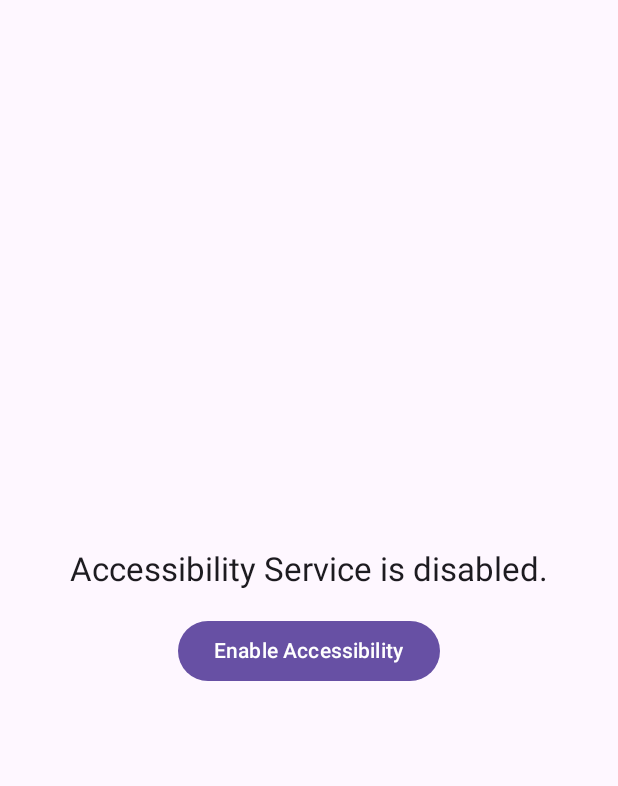
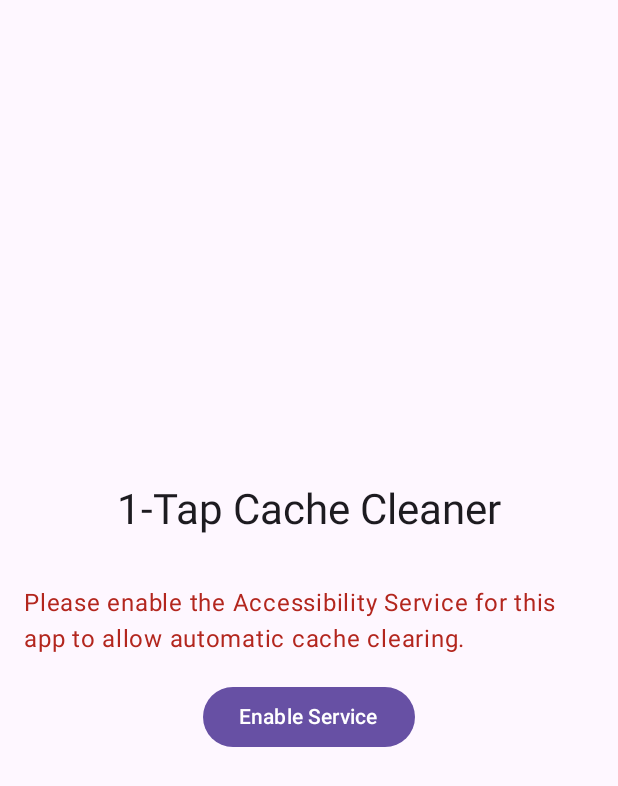
Before and after one commit to sharjeel-maker/cache-cleaner, an Android app built with Jetpack Compose: the screen it shows after launch (MainActivity), on a phone screen of 412 x 824 dp. Shown: the top 786 px of the screen. Run offline under Robolectric (Android 15) with nearby library versions, the phone set to English and light mode, and no system bars.

Commit message:
Update MainActivity.kt

```diff
--- a/app/src/main/kotlin/com/example/onetapcleaner/MainActivity.kt
+++ b/app/src/main/kotlin/com/example/onetapcleaner/MainActivity.kt
@@ -1,23 +1,19 @@
 package com.example.onetapcleaner
 
-import android.accessibilityservice.AccessibilityServiceInfo
 import android.content.Context
 import android.content.Intent
 import android.content.pm.ApplicationInfo
 import android.content.pm.PackageManager
 import android.os.Bundle
 import android.provider.Settings
-import android.view.accessibility.AccessibilityManager
 import androidx.activity.ComponentActivity
 import androidx.activity.compose.setContent
-import androidx.activity.enableEdgeToEdge
 import androidx.compose.foundation.layout.*
 import androidx.compose.material3.*
 import androidx.compose.runtime.*
 import androidx.compose.ui.Alignment
 import androidx.compose.ui.Modifier
 import androidx.compose.ui.unit.dp
-import com.example.onetapcleaner.ui.theme._1TapCleanerTheme
 import kotlinx.coroutines.Dispatchers
 import kotlinx.coroutines.launch
 import kotlinx.coroutines.withContext
@@ -25,9 +21,8 @@ import kotlinx.coroutines.withContext
 class MainActivity : ComponentActivity() {
     override fun onCreate(savedInstanceState: Bundle?) {
         super.onCreate(savedInstanceState)
-        enableEdgeToEdge()
         setContent {
-            _1TapCleanerTheme {
+            MaterialTheme {
                 Surface(
                     modifier = Modifier.fillMaxSize(),
                     color = MaterialTheme.colorScheme.background
@@ -39,11 +34,36 @@ class MainActivity : ComponentActivity() {
     }
 }
 
+fun checkAccessibility(context: Context): Boolean {
+    var accessibilityEnabled = 0
+    try {
+        accessibilityEnabled = Settings.Secure.getInt(
+            context.contentResolver,
+            Settings.Secure.ACCESSIBILITY_ENABLED
+        )
+    } catch (e: Settings.SettingNotFoundException) {
+        e.printStackTrace()
+    }
+
+    if (accessibilityEnabled == 1) {
+        val settingValue = Settings.Secure.getString(
+            context.contentResolver,
+            Settings.Secure.ENABLED_ACCESSIBILITY_SERVICES
+        )
+        if (settingValue != null) {
+            return settingValue.contains(context.packageName)
+        }
+    }
+    return false
+}
+
 @Composable
 fun CleanerScreen(context: Context) {
     var isAccessibilityEnabled by remember { mutableStateOf(checkAccessibility(context)) }
     var appsToClean by remember { mutableStateOf(emptyList<String>()) }
     var isLoadingApps by remember { mutableStateOf(false) }
+    var isCleaning by remember { mutableStateOf(CacheCleanerService.isCleaning) }
+    var remainingApps by remember { mutableStateOf(0) }
     val coroutineScope = rememberCoroutineScope()
 
     // Periodically re-check accessibility in case user just granted it
@@ -53,7 +73,13 @@ fun CleanerScreen(context: Context) {
             if (isAccessibilityEnabled != enabled) {
                 isAccessibilityEnabled = enabled
             }
-            kotlinx.coroutines.delay(1000)
+            if (isCleaning != CacheCleanerService.isCleaning) {
+                isCleaning = CacheCleanerService.isCleaning
+            }
+            if (isCleaning) {
+                remainingApps = CacheCleanerService.packageQueue.size
+            }
+            kotlinx.coroutines.delay(500)
         }
     }
 
@@ -61,26 +87,47 @@ fun CleanerScreen(context: Context) {
         modifier = Modifier
             .fillMaxSize()
             .padding(16.dp),
-        verticalArrangement = Arrangement.Center,
-        horizontalAlignment = Alignment.CenterHorizontally
+        horizontalAlignment = Alignment.CenterHorizontally,
+        verticalArrangement = Arrangement.Center
     ) {
+        Text(
+            text = "1-Tap Cache Cleaner",
+            style = MaterialTheme.typography.headlineMedium
+        )
+
+        Spacer(modifier = Modifier.height(32.dp))
+
         if (!isAccessibilityEnabled) {
-            Text("Accessibility Service is disabled.", style = MaterialTheme.typography.titleLarge)
-            Spacer(modifier = Modifier.height(16.dp))
+            Text(
+                text = "Please enable the Accessibility Service for this app to allow automatic cache clearing.",
+                color = MaterialTheme.colorScheme.error,
+                modifier = Modifier.padding(bottom = 16.dp)
+            )
             Button(onClick = {
-                val intent = Intent(Settings.ACTION_ACCESSIBILITY_SETTINGS)
-                intent.addFlags(Intent.FLAG_ACTIVITY_NEW_TASK)
-                context.startActivity(intent)
+                context.startActivity(Intent(Settings.ACTION_ACCESSIBILITY_SETTINGS))
             }) {
-                Text("Enable Accessibility")
+                Text("Enable Service")
             }
         } else {
-            Text("Ready to clean caches!", style = MaterialTheme.typography.titleLarge)
-            Spacer(modifier = Modifier.height(16.dp))
+            Text(
+                text = "Service is Enabled and Ready!",
+                color = MaterialTheme.colorScheme.primary,
+                modifier = Modifier.padding(bottom = 16.dp)
+            )
 
             if (isLoadingApps) {
                 CircularProgressIndicator()
+                Spacer(modifier = Modifier.height(16.dp))
                 Text("Loading apps...")
+            } else if (isCleaning) {
+                CircularProgressIndicator()
+                Spacer(modifier = Modifier.height(16.dp))
+                Text("Cleaning in progress...", style = MaterialTheme.typography.titleMedium)
+                Text("Remaining: $remainingApps apps", style = MaterialTheme.typography.bodyLarge)
+                Spacer(modifier = Modifier.height(16.dp))
+                Button(onClick = { CacheCleanerService.stopCleaning() }) {
+                    Text("Stop Cleaning")
+                }
             } else {
                 Button(onClick = {
                     isLoadingApps = true
@@ -88,6 +135,7 @@ fun CleanerScreen(context: Context) {
                         val packages = withContext(Dispatchers.IO) {
                             val pm = context.packageManager
                             val apps = pm.getInstalledApplications(PackageManager.GET_META_DATA)
+                            // Filter out system apps to avoid issues
                             apps.filter { (it.flags and ApplicationInfo.FLAG_SYSTEM) == 0 }
                                 .map { it.packageName }
                         }
@@ -104,14 +152,3 @@ fun CleanerScreen(context: Context) {
         }
     }
 }
-
-fun checkAccessibility(context: Context): Boolean {
-    val am = context.getSystemService(Context.ACCESSIBILITY_SERVICE) as AccessibilityManager
-    val enabledServices = am.getEnabledAccessibilityServiceList(AccessibilityServiceInfo.FEEDBACK_ALL_MASK)
-    for (service in enabledServices) {
-        if (service.id.contains(context.packageName)) {
-            return true
-        }
-    }
-    return false
-}
```
